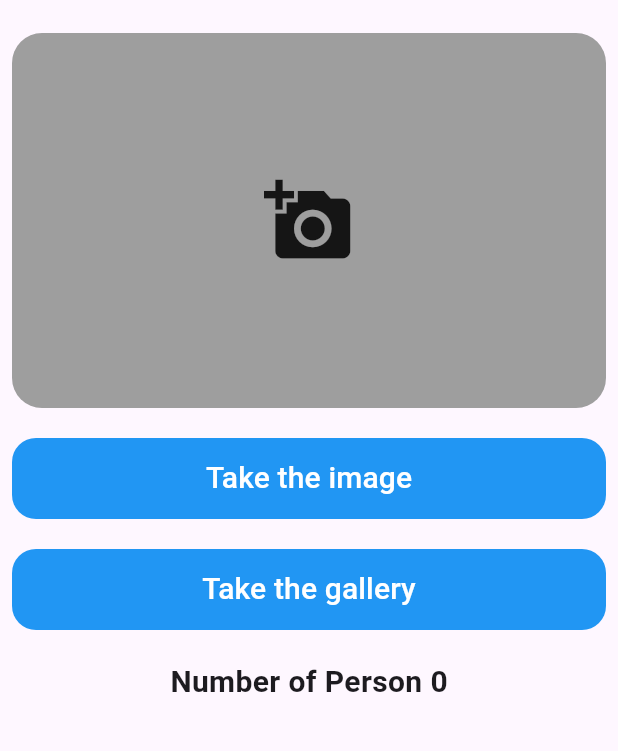
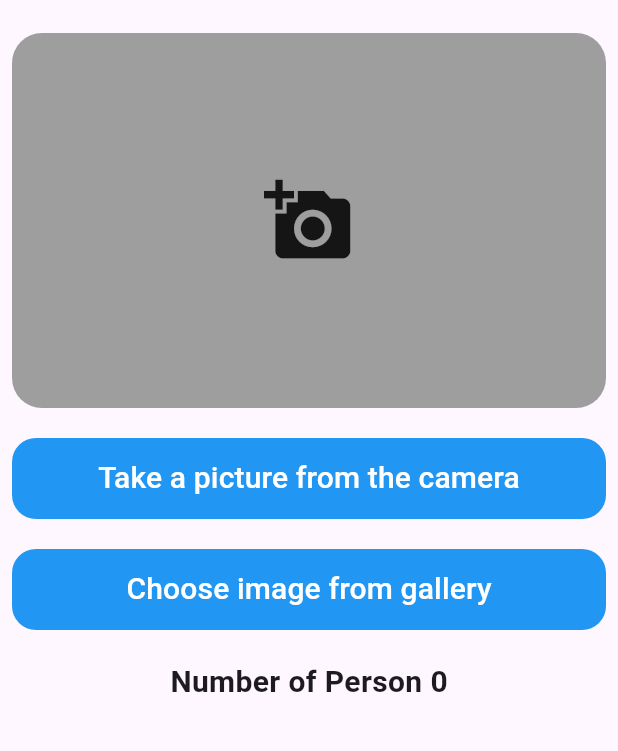
Before and after one commit to YounanGamal/face_detection, a Flutter app: the screen it shows after launch, on a phone screen of 412 x 824 dp, the part 63-814 px from its top. Run offline on Flutter 3.47's test engine with Material 3 defaults, Android fonts, the phone set to English and light mode, and no system bars; our stand-ins replace animated_splash_screen, image_picker, lottie; missing offline and left inert: google_mlkit_face_detection.

```diff
--- a/lib/feature/face detection/presentation/view/widgets/face_detection_view_body.dart
+++ b/lib/feature/face detection/presentation/view/widgets/face_detection_view_body.dart
@@ -78,14 +78,14 @@ class _FaceDetectionViewBodyState extends State<FaceDetectionViewBody> {
             onPressed: () {
               pickImage(ImageSource.camera);
             },
-            text: 'Take the image',
+            text: 'Take a picture from the camera',
           ),
           SizedBox(height: 20),
           CustomButton(
             onPressed: () {
               pickImage(ImageSource.gallery);
             },
-            text: 'Take the gallery',
+            text: 'Choose image from gallery',
           ),
           SizedBox(height: 20),
           Text(
```
Also changed, not shown: lib/feature/splash/presentation/view/splash_view.dart (+5 -2 lines).
